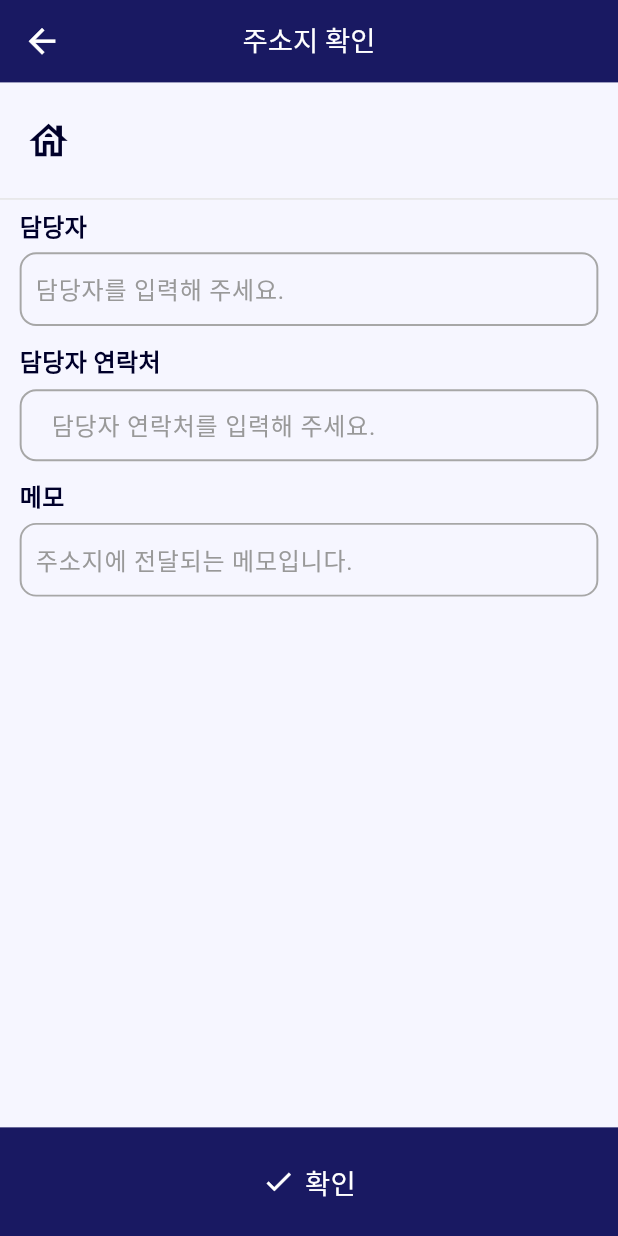
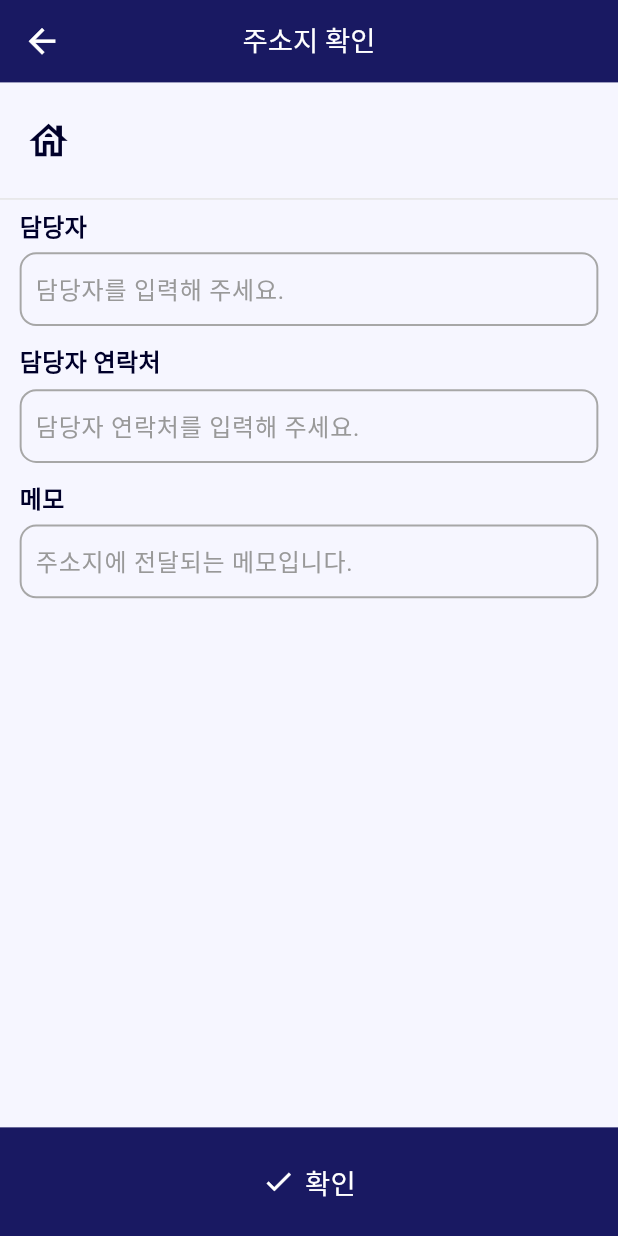
Before and after one commit to rlaehdwo29/logislink_oms_flutter, a Flutter app: the OrderAddrConfirmPage screen opened directly with empty values, on a phone screen of 412 x 824 dp. Run offline on Flutter 3.47's test engine with Material 3 defaults, Android fonts, the phone set to English and light mode, and no system bars; our stand-ins replace device_info_plus, dio, firebase_core, firebase_crashlytics, firebase_dynamic_links, firebase_messaging and 18 more; missing offline and left inert: fbroadcast, flutter_inappwebview, kakao_map_plugin, phone_call, time_picker_sheet; accounts and stored records are empty; generated files the repository leaves out were written again; network calls fail; Roboto replaces fonts that are missing (NanumSquare); statements that could not run were skipped.

Commit message:
- 이슈 수정

```diff
--- a/lib/page/login_page.dart
+++ b/lib/page/login_page.dart
@@ -213,8 +213,8 @@ class _LoginPageState extends State<LoginPage> with CommonMainWidget {
       ReturnMap _response = DioService.dioResponse(it);
       logger.i("CheckTermsAgree() _response -> ${_response.status} // ${_response.resultMap}");
       if(_response.status == "200") {
-        TermsAgreeModel user = TermsAgreeModel.fromJSON(it.response.data["data"]);
         if(it.response.data["data"] != null) {
+          TermsAgreeModel user = TermsAgreeModel.fromJSON(it.response.data["data"]);
           if(user.necessary == "N" || user.necessary == ""){
             m_TermsCheck = true;
             m_TermsMode = TERMS.UPDATE;
--- a/lib/page/main_page.dart
+++ b/lib/page/main_page.dart
@@ -139,12 +139,12 @@ class _MainPageState extends State<MainPage> with CommonMainWidget,WidgetsBindin
           categoryOrderCode.value = codeModel?.code??"";
           categoryOrderState.value = codeModel?.codeName??"-";
           page.value = 1;
-          scrollController.jumpTo(0);
+          if(orderList.length > 0) scrollController.jumpTo(0);
           break;
         case 'ALLOC_STATE_CD':
           categoryVehicCode.value = codeModel?.code??"";
           page.value = 1;
-          scrollController.jumpTo(0);
+          if(orderList.length > 0) scrollController.jumpTo(0);
           break;
       }
     }
@@ -1101,7 +1101,7 @@ class _MainPageState extends State<MainPage> with CommonMainWidget,WidgetsBindin
                   onTap: (){
                     page.value = 1;
                     myOrderSelect.value = !myOrderSelect.value;
-                    scrollController.jumpTo(0);
+                    if(orderList.length > 0) scrollController.jumpTo(0);
                   },
                   child: Container(
                     decoration: CustomStyle.customBoxDeco(Colors.white,radius: 5.0, border_color: myOrderSelect.value?text_box_color_01:text_box_color_02),
--- a/lib/page/subPage/order_addr_confirm_page.dart
+++ b/lib/page/subPage/order_addr_confirm_page.dart
@@ -84,7 +84,7 @@ class _OrderAddrConfirmPageState extends State<OrderAddrConfirmPage> {
                     child: RichText(
                         overflow: TextOverflow.visible,
                         text: TextSpan(
-                          text: "${mData.value.addrName}",
+                          text: mData.value.addrName??"",
                           style: CustomStyle.CustomFont(styleFontSize14, text_color_01),
                         )
                     )
@@ -93,7 +93,7 @@ class _OrderAddrConfirmPageState extends State<OrderAddrConfirmPage> {
                     child: RichText(
                         overflow: TextOverflow.visible,
                         text: TextSpan(
-                          text: "${mData.value.addr}",
+                          text: mData.value.addr??"",
                           style: CustomStyle.CustomFont(styleFontSize13, text_color_03),
                         )
                     )
@@ -102,7 +102,7 @@ class _OrderAddrConfirmPageState extends State<OrderAddrConfirmPage> {
                     child: RichText(
                         overflow: TextOverflow.visible,
                         text: TextSpan(
-                          text: "${mData.value.addrDetail}",
+                          text: mData.value.addrDetail??"",
                           style: CustomStyle.CustomFont(styleFontSize13, text_color_03),
                         )
                     )
@@ -238,7 +238,7 @@ class _OrderAddrConfirmPageState extends State<OrderAddrConfirmPage> {
                         counterText: '',
                         hintText: Strings.of(context)?.get("order_addr_reg_tel_hint")??"Not Found",
                         hintStyle:CustomStyle.greyDefFont(),
-                        contentPadding: EdgeInsets.symmetric(horizontal: CustomStyle.getWidth(15.0)),
+                        contentPadding: EdgeInsets.symmetric(horizontal: CustomStyle.getWidth(5.w),vertical: CustomStyle.getHeight(10.h)),
                         enabledBorder: OutlineInputBorder(
                             borderSide: BorderSide(color: text_box_color_02, width: CustomStyle.getWidth(1.0.w)),
                             borderRadius: BorderRadius.circular(10.h)
--- a/lib/page/subPage/order_trans_info_page.dart
+++ b/lib/page/subPage/order_trans_info_page.dart
@@ -359,7 +359,6 @@ class _OrderTransInfoPageState extends State<OrderTransInfoPage> {
     if(results != null && results.containsKey("code")) {
       if (results["code"] == 200) {
         if(results["cust"] != null) {
-          print("흐에에에엥 => ${results["cust"]}");
           await setActivityResult(results);
         }
       }
@@ -369,7 +368,6 @@ class _OrderTransInfoPageState extends State<OrderTransInfoPage> {
   Future<void> setActivityResult(Map<String,dynamic> results)async {
     if(results["cust"] != null) {
       await setCustomer(results["cust"]);
-      print("ㅎ하아앙 ->${ChargeCheck.value}");
       if(ChargeCheck.value == "") {
         await getUnitChargeCnt();
       }else if(ChargeCheck.value == "Y") {
@@ -503,7 +501,7 @@ class _OrderTransInfoPageState extends State<OrderTransInfoPage> {
   }
 
   bool validation() {
-    if(tvCustName.text.trim().isEmpty == true) {
+    if(mData.value.buyCustName.toString().trim().isEmpty == true) {
       Util.toast("운송사를 지정해 주세요.");
       return false;
     }
```
Also changed, not shown: lib/page/subPage/reg_order/order_customer_page.dart (+0 -16 lines), lib/provider/order_service.dart (+12 -2 lines), 1 other file.
